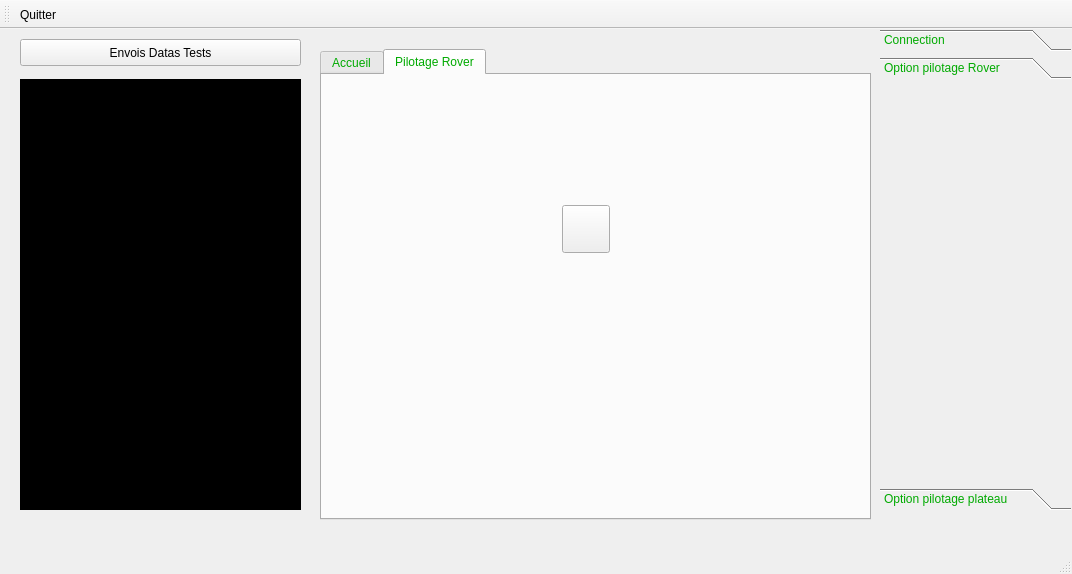
The window that Programmations/Qt/Version-1.0.0/Rover-Pilot/mainwindow.ui (Almisuifre/POSL-ROVER) describes before a commit, drawn with Qt 5.
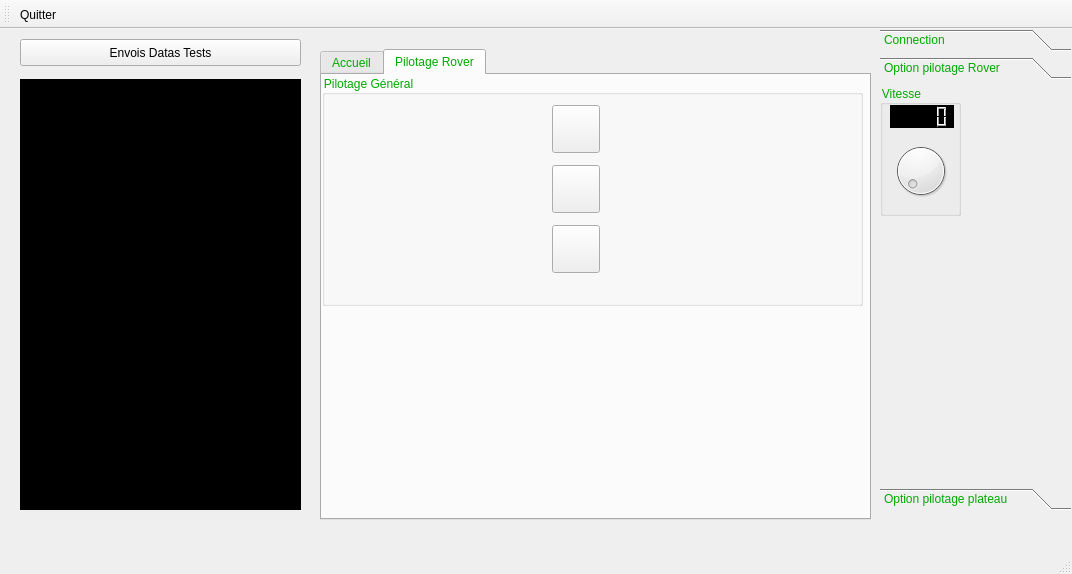
The same window after the commit. The open tabs and pages were chosen to show the change. Icons and pictures are not drawn.

Commit message: Très très moche ! Revoir la conversion de datas issue du bouton de vitesse.

What changed in the file:
```diff
--- a/Programmations/Qt/Version-1.0.0/Rover-Pilot/mainwindow.ui
+++ b/Programmations/Qt/Version-1.0.0/Rover-Pilot/mainwindow.ui
@@ -65,32 +65,94 @@
      <attribute name="title">
       <string>Pilotage Rover</string>
      </attribute>
-     <widget class="QPushButton" name="btnAvance">
+     <widget class="QGroupBox" name="groupBox">
       <property name="geometry">
        <rect>
-        <x>240</x>
-        <y>130</y>
-        <width>48</width>
-        <height>48</height>
+        <x>0</x>
+        <y>0</y>
+        <width>541</width>
+        <height>231</height>
        </rect>
       </property>
-      <property name="text">
-       <string/>
+      <property name="title">
+       <string>Pilotage Général</string>
       </property>
-      <property name="icon">
-       <iconset resource="ressources.qrc">
-        <normaloff>:/icones/ressources/icones/av.png</normaloff>:/icones/ressources/icones/av.png</iconset>
-      </property>
-      <property name="iconSize">
-       <size>
-        <width>48</width>
-        <height>48</height>
-       </size>
-      </property>
+      <widget class="QPushButton" name="btnRouesAuCentre">
+       <property name="geometry">
+        <rect>
+         <x>230</x>
+         <y>90</y>
+         <width>48</width>
+         <height>48</height>
+        </rect>
+       </property>
+       <property name="text">
+        <string/>
+       </property>
+       <property name="icon">
+        <iconset resource="ressources.qrc">
+         <normaloff>:/icones/ressources/icones/rc.png</normaloff>:/icones/ressources/icones/rc.png</iconset>
+       </property>
+       <property name="iconSize">
+        <size>
+         <width>48</width>
+         <height>48</height>
+        </size>
+       </property>
+      </widget>
+      <widget class="QPushButton" name="btnAvance">
+       <property name="geometry">
+        <rect>
+         <x>230</x>
+         <y>30</y>
+         <width>48</width>
+         <height>48</height>
+        </rect>
+       </property>
+       <property name="text">
+        <string/>
+       </property>
+       <property name="icon">
+        <iconset resource="ressources.qrc">
+         <normaloff>:/icones/ressources/icones/av.png</normaloff>:/icones/ressources/icones/av.png</iconset>
+       </property>
+       <property name="iconSize">
+        <size>
+         <width>48</width>
+         <height>48</height>
+        </size>
+       </property>
+      </widget>
+      <widget class="QPushButton" name="btnRecule">
+       <property name="geometry">
+        <rect>
+         <x>230</x>
+         <y>150</y>
+         <width>48</width>
+         <height>48</height>
+        </rect>
+       </property>
+       <property name="text">
+        <string/>
+       </property>
+       <property name="icon">
+        <iconset resource="ressources.qrc">
+         <normaloff>:/icones/ressources/icones/ar.png</normaloff>:/icones/ressources/icones/ar.png</iconset>
+       </property>
+       <property name="iconSize">
+        <size>
+         <width>48</width>
+         <height>48</height>
+        </size>
+       </property>
+      </widget>
      </widget>
     </widget>
    </widget>
    <widget class="QToolBox" name="tbMenu">
+    <property name="enabled">
+     <bool>true</bool>
+    </property>
     <property name="geometry">
      <rect>
       <x>880</x>
@@ -156,6 +218,61 @@
      <attribute name="label">
       <string>Option pilotage Rover</string>
      </attribute>
+     <widget class="QGroupBox" name="groupBox_2">
+      <property name="geometry">
+       <rect>
+        <x>0</x>
+        <y>0</y>
+        <width>81</width>
+        <height>131</height>
+       </rect>
+      </property>
+      <property name="title">
+       <string>Vitesse</string>
+      </property>
+      <widget class="QDial" name="btnSpeed">
+       <property name="geometry">
+        <rect>
+         <x>10</x>
+         <y>50</y>
+         <width>61</width>
+         <height>71</height>
+        </rect>
+       </property>
+       <property name="maximum">
+        <number>255</number>
+       </property>
+       <property name="singleStep">
+        <number>1</number>
+       </property>
+       <property name="value">
+        <number>0</number>
+       </property>
+       <property name="notchTarget">
+        <double>3.700000000000000</double>
+       </property>
+      </widget>
+      <widget class="QLCDNumber" name="lcdSpeed">
+       <property name="geometry">
+        <rect>
+         <x>10</x>
+         <y>20</y>
+         <width>64</width>
+         <height>23</height>
+        </rect>
+       </property>
+       <property name="styleSheet">
+        <string notr="true">background-color: rgb(0, 0, 0);
+color: rgb(170, 255, 0);</string>
+       </property>
+       <property name="smallDecimalPoint">
+        <bool>false</bool>
+       </property>
+       <property name="digitCount">
+        <number>5</number>
+       </property>
+      </widget>
+     </widget>
     </widget>
     <widget class="QWidget" name="pgeOptionPilotagePlateau">
      <property name="geometry">
```
Left out of the diff: 6 changed lines with no effect on the pictures. The commit also changes 4 other files.
